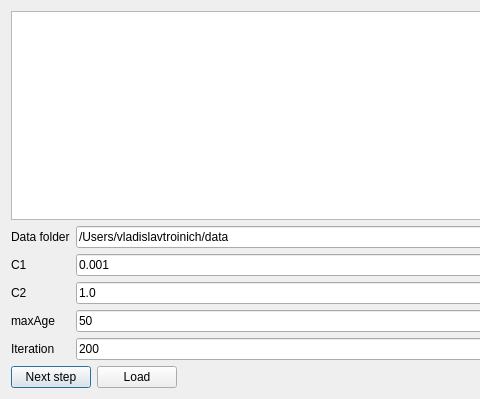
antlad/esoinncpp, file gui-debug/ui/mainform.ui: the form before one commit; both pictures show x 0 to 480 and y 0 to 399 of the 755 by 399 pixel window.
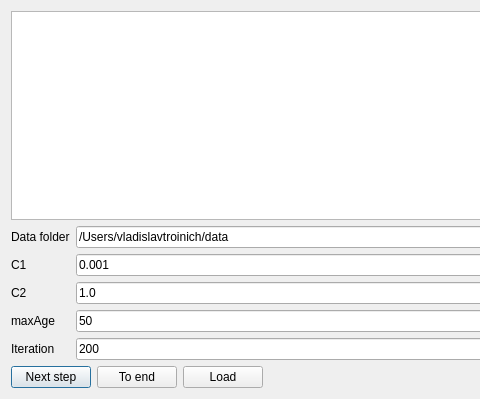
The form after the commit.

What changed in the file:
```diff
--- a/gui-debug/ui/mainform.ui
+++ b/gui-debug/ui/mainform.ui
@@ -100,6 +100,13 @@
        </property>
       </widget>
      </item>
+     <item>
+      <widget class="QPushButton" name="toEndPushButton">
+       <property name="text">
+        <string>To end</string>
+       </property>
+      </widget>
+     </item>
      <item>
       <widget class="QPushButton" name="loadPushButton">
        <property name="text">
```
